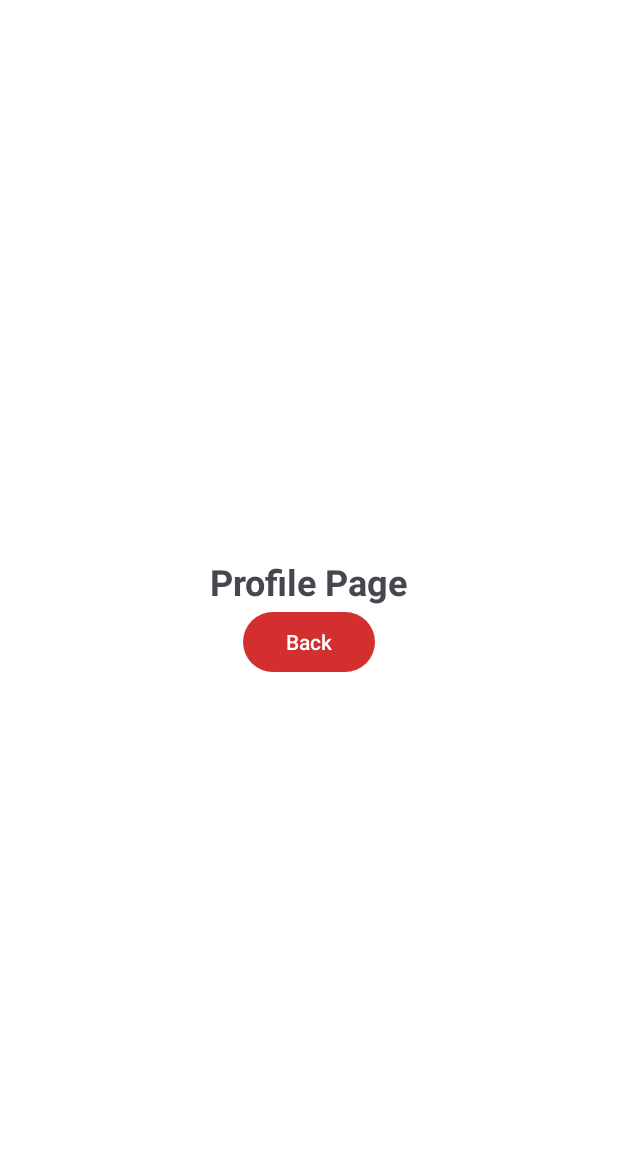
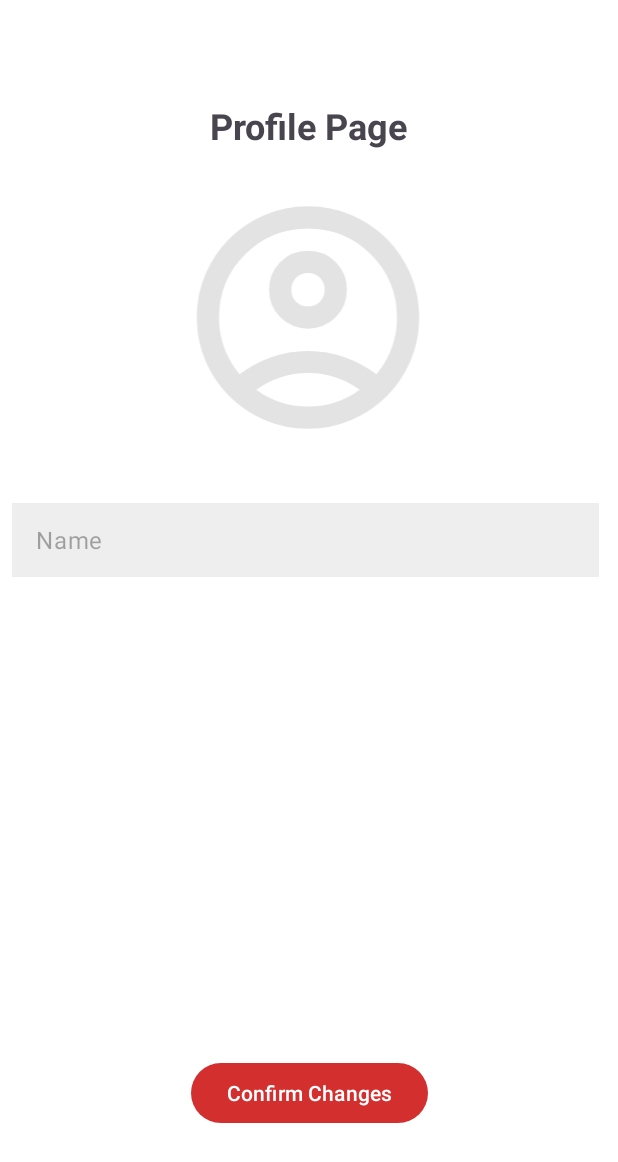
Before and after one commit to Calebnathan/Auto_Saver, an Android app: the ProfileActivity screen opened directly, with no data from a screen before it, on a phone screen of 412 x 824 dp. Shown: the top 1162 px of the screen. Run offline under Robolectric (Android 15) with nearby library versions, the phone set to English and light mode, and no system bars.

Commit message:
Changed layout of profile page and added edit text

```diff
--- /dev/null
+++ b/app/src/main/res/drawable/ic_profile_icon.xml
@@ -0,0 +1,9 @@
+<vector xmlns:android="http://schemas.android.com/apk/res/android"
+    android:width="24dp"
+    android:height="24dp"
+    android:viewportWidth="960"
+    android:viewportHeight="960">
+  <path
+      android:pathData="M234,684q51,-39 114,-61.5T480,600q69,0 132,22.5T726,684q35,-41 54.5,-93T800,480q0,-133 -93.5,-226.5T480,160q-133,0 -226.5,93.5T160,480q0,59 19.5,111t54.5,93ZM480,520q-59,0 -99.5,-40.5T340,380q0,-59 40.5,-99.5T480,240q59,0 99.5,40.5T620,380q0,59 -40.5,99.5T480,520ZM480,880q-83,0 -156,-31.5T197,763q-54,-54 -85.5,-127T80,480q0,-83 31.5,-156T197,197q54,-54 127,-85.5T480,80q83,0 156,31.5T763,197q54,54 85.5,127T880,480q0,83 -31.5,156T763,763q-54,54 -127,85.5T480,880ZM480,800q53,0 100,-15.5t86,-44.5q-39,-29 -86,-44.5T480,680q-53,0 -100,15.5T294,740q39,29 86,44.5T480,800ZM480,440q26,0 43,-17t17,-43q0,-26 -17,-43t-43,-17q-26,0 -43,17t-17,43q0,26 17,43t43,17ZM480,380ZM480,740Z"
+      android:fillColor="#e3e3e3"/>
+</vector>
--- a/app/src/main/res/layout/activity_profile.xml
+++ b/app/src/main/res/layout/activity_profile.xml
@@ -1,22 +1,70 @@
 <?xml version="1.0" encoding="utf-8"?>
-<LinearLayout xmlns:android="http://schemas.android.com/apk/res/android"
+<androidx.constraintlayout.widget.ConstraintLayout xmlns:android="http://schemas.android.com/apk/res/android"
+    xmlns:app="http://schemas.android.com/apk/res-auto"
+    xmlns:tools="http://schemas.android.com/tools"
+    android:id="@+id/linearLayout"
     android:layout_width="match_parent"
     android:layout_height="match_parent"
-    android:orientation="vertical"
-    android:gravity="center"
-    android:padding="20dp">
+    android:backgroundTint="#000D0A0A"
+    android:gravity="center">
 
     <TextView
         android:id="@+id/profileTitle"
         android:layout_width="wrap_content"
         android:layout_height="wrap_content"
+        android:rotationX="0"
         android:text="Profile Page"
         android:textSize="24sp"
-        android:textStyle="bold"/>
+        android:textStyle="bold"
+        android:translationY="-1.75in"
+        app:layout_constraintBottom_toBottomOf="parent"
+        app:layout_constraintEnd_toEndOf="parent"
+        app:layout_constraintStart_toStartOf="parent"
+        app:layout_constraintTop_toTopOf="parent"
+        app:layout_constraintVertical_bias="0.439" />
 
     <Button
         android:id="@+id/btn_back"
         android:layout_width="wrap_content"
         android:layout_height="wrap_content"
-        android:text="Back" />
-</LinearLayout>
+        android:text="Confirm Changes"
+        android:translationY="1.75in"
+        app:layout_constraintBottom_toBottomOf="parent"
+        app:layout_constraintEnd_toEndOf="parent"
+        app:layout_constraintStart_toStartOf="parent"
+        app:layout_constraintTop_toTopOf="parent"
+        app:layout_constraintVertical_bias="0.547" />
+
+    <ImageView
+        android:id="@+id/imageView5"
+        android:layout_width="244dp"
+        android:layout_height="178dp"
+        android:layout_marginBottom="172dp"
+        android:background="#00000000"
+        app:layout_constraintBottom_toBottomOf="@+id/btn_back"
+        app:layout_constraintEnd_toEndOf="parent"
+        app:layout_constraintHorizontal_bias="0.497"
+        app:layout_constraintStart_toStartOf="parent"
+        app:srcCompat="@drawable/ic_profile_icon" />
+
+    <EditText
+        android:id="@+id/editTextText"
+        style="@style/Widget.Material3.AutoCompleteTextView.OutlinedBox.Dense"
+        android:layout_width="391dp"
+        android:layout_height="49dp"
+        android:background="@color/gray_200"
+        android:ems="10"
+        android:fontFamily="sans-serif"
+        android:hint="Name"
+        android:inputType="text"
+        android:lineSpacingExtra="16sp"
+        android:textAlignment="viewStart"
+        android:textColor="#0F0C0C"
+        app:layout_constraintBottom_toBottomOf="parent"
+        app:layout_constraintEnd_toEndOf="parent"
+        app:layout_constraintHorizontal_bias="0.39"
+        app:layout_constraintStart_toStartOf="parent"
+        app:layout_constraintTop_toBottomOf="@+id/imageView5"
+        app:layout_constraintVertical_bias="0.073" />
+
+</androidx.constraintlayout.widget.ConstraintLayout>
```
